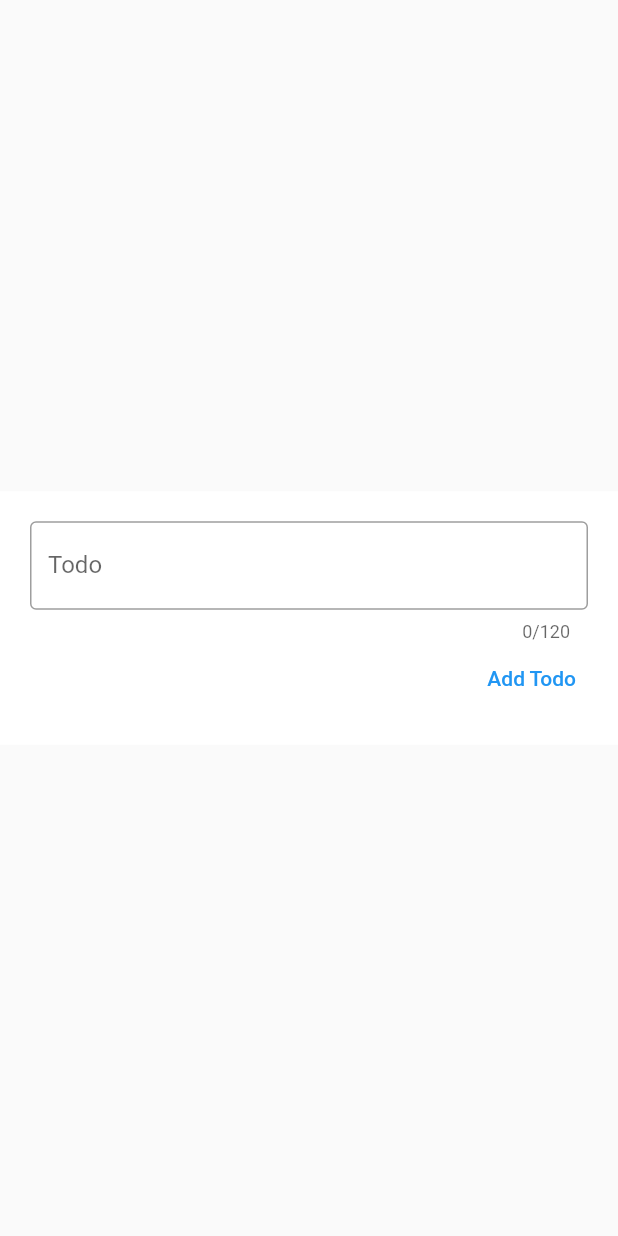
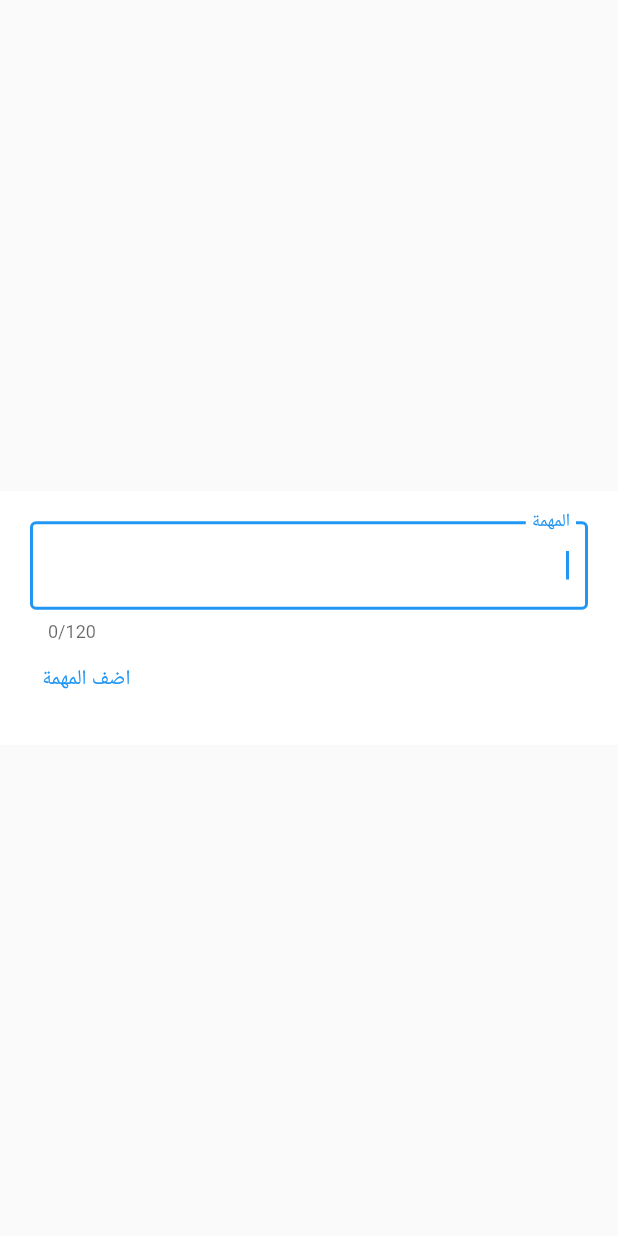
Before and after one commit to seif-baazouzi/todosapp, a Flutter app: the screen it shows after launch, after a tap on the "add" icon, on a phone screen of 412 x 824 dp. Run offline on Flutter 3.47's test engine with Material 2 defaults, Android fonts, the phone set to English and light mode, and no system bars.

Commit message:
change app language to arabic

```diff
--- a/lib/Widgets/add-todo.dart
+++ b/lib/Widgets/add-todo.dart
@@ -1,4 +1,6 @@
 import 'package:flutter/material.dart';
+
+import 'package:todosapp/lang.dart' as lang;
 
 class AddTodo extends StatefulWidget {
   final Function(String) addTodo;
@@ -22,19 +24,24 @@ class _AddTodoState extends State<AddTodo> {
           color: Colors.white,
           child: Column(
             mainAxisSize: MainAxisSize.min,
-            crossAxisAlignment: CrossAxisAlignment.end,
+            crossAxisAlignment: CrossAxisAlignment.start,
             children: <Widget>[
-              TextField(
-                maxLength: 120,
-                controller: _todoController,
-                decoration: const InputDecoration(
-                  border: OutlineInputBorder(),
-                  label: Text("Todo"),
+              Directionality(
+                textDirection: TextDirection.rtl,
+                child: TextField(
+                  maxLength: 120,
+                  autofocus: true,
+                  textAlign: TextAlign.right,
+                  controller: _todoController,
+                  decoration: const InputDecoration(
+                    border: OutlineInputBorder(),
+                    label: Text(lang.todo),
+                  ),
                 ),
               ),
               TextButton(
                 onPressed: () => addTodoCallback(context),
-                child: const Text("Add Todo"),
+                child: const Text(lang.addTodo),
               )
             ],
           ),
--- a/lib/Widgets/todo-card.dart
+++ b/lib/Widgets/todo-card.dart
@@ -19,11 +19,14 @@ class TodoCard extends StatelessWidget {
       child: Card(
         child: Container(
           padding: const EdgeInsetsDirectional.all(20),
+          child: Directionality(
+            textDirection: TextDirection.rtl,
             child: Row(
                 mainAxisAlignment: MainAxisAlignment.spaceBetween,
                 children: <Widget>[
                   Text(
                     todo.todo,
+                    textAlign: TextAlign.right,
                     style: TextStyle(
                       decoration: todo.done
                           ? TextDecoration.lineThrough
@@ -33,6 +36,7 @@ class TodoCard extends StatelessWidget {
                 ]),
           ),
         ),
+      ),
     );
   }
 }
--- /dev/null
+++ b/lib/lang.dart
@@ -0,0 +1,2 @@
+const todo = "المهمة";
+const addTodo = "اضف المهمة";
--- a/lib/main.dart
+++ b/lib/main.dart
@@ -37,7 +37,9 @@ class _MyHomePageState extends State<MyHomePage> {
 
   @override
   Widget build(BuildContext context) {
-    return Scaffold(
+    return Directionality(
+      textDirection: TextDirection.rtl,
+      child: Scaffold(
         body: Center(
           child: TodosList(
             todos: todos,
@@ -47,6 +49,7 @@ class _MyHomePageState extends State<MyHomePage> {
         floatingActionButton: FloatingActionButton(
           onPressed: showAddTodoPopup,
           child: const Icon(Icons.add),
+        ),
       ),
     );
   }
```
Lines whose indentation alone changed are shown as unchanged.
